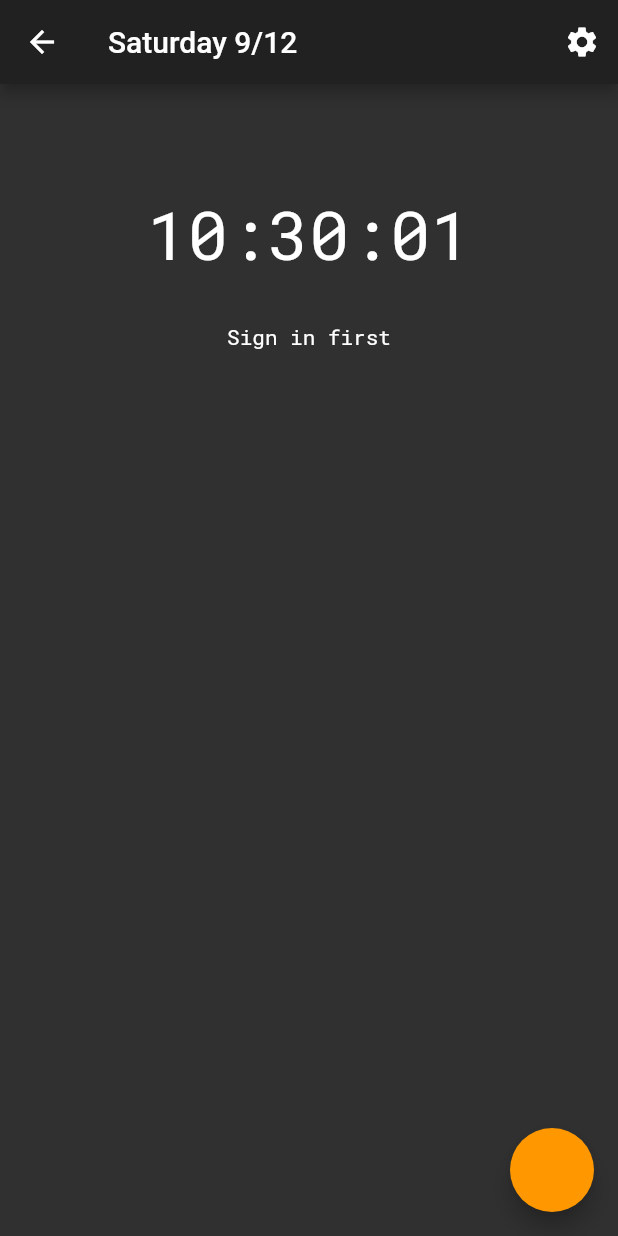
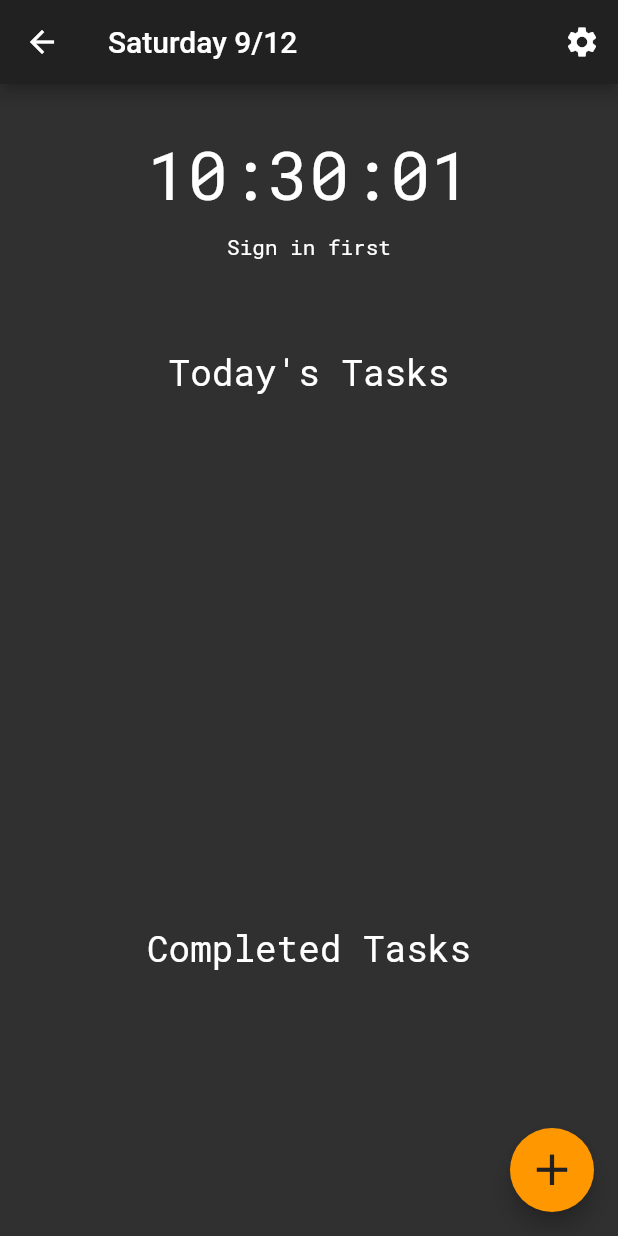
Before and after one commit to JonathanConn/prog_tracker_app, a Flutter app: the HomePage screen opened directly, on a phone screen of 412 x 824 dp. Run offline on Flutter 3.47's test engine with Material 2 defaults, Android fonts, the phone set to English and light mode, and no system bars; our stand-ins replace charts_flutter, cloud_firestore, firebase_auth, google_fonts, google_sign_in, percent_indicator; accounts and stored records are empty.

Commit message:
updated home spacing with flex in expanding and padding

```diff
--- a/prog_tracker/lib/firebase.dart
+++ b/prog_tracker/lib/firebase.dart
@@ -369,8 +369,7 @@ class NotCompletedTasksListView extends StatelessWidget {
               case ConnectionState.waiting:
                 return new Text('Loading...');
               default:
-                return new ListView(
-                  children: snapshot.data.documents
+                List<Widget> tiles = snapshot.data.documents
                     .map<Widget>((DocumentSnapshot value) {
                   // get task obj from each doc in snapshot
                   Task t = Database.buildTaskFromDocSnap(value);
@@ -402,7 +401,19 @@ class NotCompletedTasksListView extends StatelessWidget {
                       ],
                     ),
                   );
-                  }).toList(),
+                }).toList();
+
+                // add header to listview
+                // tiles.insert(
+                //     0,
+                //     new ListTile(
+                //       onTap: null,
+                //       title: Row(children: <Widget>[
+                //         Expanded(child: Text("Today's Tasks:")),
+                //       ]),
+                //     ));
+                return new ListView(
+                  children: tiles,
                 );
             }
           },
--- a/prog_tracker/lib/home.dart
+++ b/prog_tracker/lib/home.dart
@@ -32,6 +32,11 @@ class _HomePageState extends State<HomePage> {
         ),
         floatingActionButton: FloatingActionButton(
           backgroundColor: globalDarkTheme().accentColor,
+          child: Icon(
+            Icons.add,
+            size: 35,
+            color: globalDarkTheme().primaryColor,
+          ),
           onPressed: () => Navigator.push(
             context,
             MaterialPageRoute(builder: (context) => TaskForm()),
@@ -41,11 +46,12 @@ class _HomePageState extends State<HomePage> {
           mainAxisAlignment: MainAxisAlignment.spaceEvenly,
           children: [
             Expanded(
+                flex: 1,
                 child: Column(
                   children: [
-                new Padding(padding: EdgeInsets.all(20)),
+                    new Padding(padding: EdgeInsets.only(top: 20)),
                     new Padding(
-                  padding: EdgeInsets.all(30),
+                      padding: EdgeInsets.all(10),
                       child: new TimeWidget(),
                     ),
                     Row(
@@ -56,41 +62,29 @@ class _HomePageState extends State<HomePage> {
                     ),
                   ],
                 )),
+            new Text(
+              "Today's Tasks",
+              style: Theme.of(context).textTheme.headline5,
+            ),
             Expanded(
+              flex: 2,
               child: Padding(
-                padding: EdgeInsets.all(15),
+                padding: EdgeInsets.all(25),
                 child: NotCompletedTasksListView(),
               ),
             ),
+            new Text(
+              "Completed Tasks",
+              style: Theme.of(context).textTheme.headline5,
+            ),
             Expanded(
               child: Padding(
-                padding: EdgeInsets.all(15),
+                padding: EdgeInsets.all(25),
                 child: CompletedTasksListView(),
               ),
             ),
           ],
-        )
-
-        // Column(
-        //   mainAxisAlignment: MainAxisAlignment.center,
-        //   children: <Widget>[
-
-        //     Expanded(
-        //       child: Container(
-        //         child: Row(
-        //           mainAxisAlignment: MainAxisAlignment.center,
-        //           children: [
-        //             completedBar(),
-        //           ],
-        //         ),
-        //         color: Colors.pink,
-        //       ),
-        //     ),
-        //     // Expanded(child: TasksListView().NotCompletedList()),
-        //     // Expanded(child: TasksListView().CompletedList()),
-        //   ],
-        // ),
-        );
+        ));
   }
 }
 
```
Also changed, not shown: prog_tracker/lib/leaderboard.dart (+0 -9 lines). Lines whose indentation alone changed are shown as unchanged.
